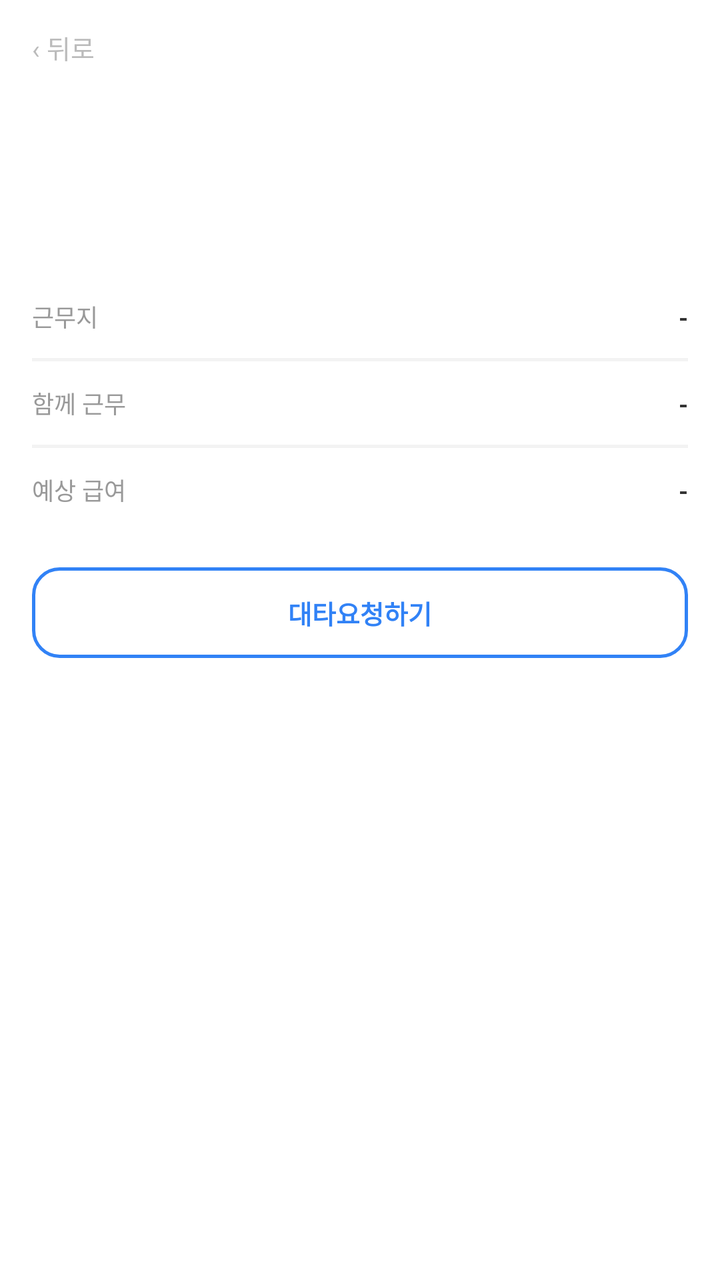
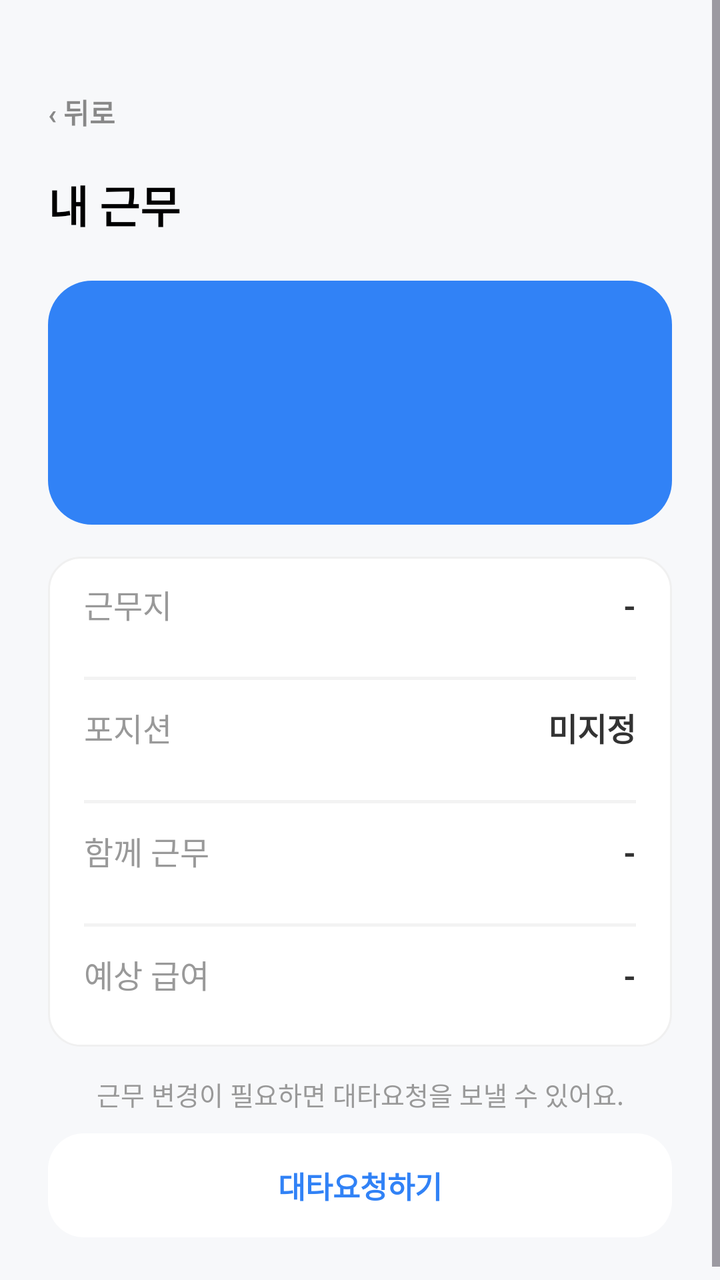

Compare the two renders of this Android layout. The source of the first and the diff that turns it into the second are given below.
<!-- AndroidManifest.xml: application theme Theme.PTManagerEmployee -->
<!-- res/layout/activity_shift_detail.xml -->
<?xml version="1.0" encoding="utf-8"?>
<ScrollView xmlns:android="http://schemas.android.com/apk/res/android"
    android:id="@+id/shift_root"
    android:layout_width="match_parent"
    android:layout_height="match_parent"
    android:background="@color/white"
    android:fillViewport="true">

    <LinearLayout
        android:layout_width="match_parent"
        android:layout_height="wrap_content"
        android:orientation="vertical"
        android:paddingHorizontal="16dp"
        android:paddingBottom="28dp">

        <TextView
            android:id="@+id/btn_back"
            android:layout_width="wrap_content"
            android:layout_height="wrap_content"
            android:text="‹ 뒤로"
            android:textColor="@color/text_hint"
            android:textSize="13sp"
            android:paddingVertical="14dp"
            android:paddingEnd="14dp"
            android:background="?attr/selectableItemBackground" />

        <TextView
            android:id="@+id/tv_date"
            android:layout_width="wrap_content"
            android:layout_height="wrap_content"
            android:layout_marginTop="4dp"
            android:text=""
            android:textColor="@color/text_primary"
            android:textSize="20sp"
            android:textStyle="bold" />

        <TextView
            android:id="@+id/tv_time"
            android:layout_width="wrap_content"
            android:layout_height="wrap_content"
            android:layout_marginTop="4dp"
            android:text=""
            android:textColor="@color/brand_blue"
            android:textSize="26sp"
            android:textStyle="bold" />

        
        <LinearLayout
            android:layout_width="match_parent"
            android:layout_height="wrap_content"
            android:layout_marginTop="20dp"
            android:orientation="vertical">

            <LinearLayout style="@style/DetailRow">
                <TextView style="@style/DetailKey" android:text="근무지" />
                <TextView android:id="@+id/tv_workplace" style="@style/DetailVal" android:text="-" />
            </LinearLayout>

            <View style="@style/DetailDivider" />

            <LinearLayout style="@style/DetailRow">
                <TextView style="@style/DetailKey" android:text="함께 근무" />
                <TextView android:id="@+id/tv_coworkers" style="@style/DetailVal" android:text="-" />
            </LinearLayout>

            <View style="@style/DetailDivider" />

            <LinearLayout style="@style/DetailRow">
                <TextView style="@style/DetailKey" android:text="예상 급여" />
                <TextView android:id="@+id/tv_pay" style="@style/DetailVal" android:text="-" />
            </LinearLayout>
        </LinearLayout>

        <TextView
            android:id="@+id/btn_sub_request"
            android:layout_width="match_parent"
            android:layout_height="wrap_content"
            android:layout_marginTop="18dp"
            android:background="@drawable/bg_btn_outline"
            android:text="대타요청하기"
            android:textColor="@color/brand_blue"
            android:textSize="13sp"
            android:textStyle="bold"
            android:gravity="center"
            android:paddingVertical="13dp"
            android:foreground="?attr/selectableItemBackground" />
    </LinearLayout>
</ScrollView>
<!-- resources referenced by this layout -->
<resources>
  <color name="brand_blue">#3182F6</color>
  <color name="text_hint">#BBBBBB</color>
  <color name="text_primary">#222222</color>
  <color name="white">#FFFFFFFF</color>
  <!-- drawable bg_btn_outline (drawable) -->
  <?xml version="1.0" encoding="utf-8"?>
  <shape xmlns:android="http://schemas.android.com/apk/res/android" android:shape="rectangle">
      <solid android:color="@color/white" />
      <corners android:radius="13dp" />
      <stroke android:width="1.5dp" android:color="@color/brand_blue" />
  </shape>
  <style name="DetailDivider">
          <item name="android:layout_width">match_parent</item>
          <item name="android:layout_height">1.5dp</item>
          <item name="android:background">#F3F3F3</item>
      </style>
  <style name="DetailKey">
          <item name="android:layout_width">0dp</item>
          <item name="android:layout_height">wrap_content</item>
          <item name="android:layout_weight">1</item>
          <item name="android:textColor">@color/text_tertiary</item>
          <item name="android:textSize">12sp</item>
      </style>
  <style name="DetailRow">
          <item name="android:layout_width">match_parent</item>
          <item name="android:layout_height">wrap_content</item>
          <item name="android:orientation">horizontal</item>
          <item name="android:paddingVertical">12dp</item>
      </style>
  <style name="DetailVal">
          <item name="android:layout_width">wrap_content</item>
          <item name="android:layout_height">wrap_content</item>
          <item name="android:textColor">#333333</item>
          <item name="android:textSize">12sp</item>
          <item name="android:textStyle">bold</item>
      </style>
  <style name="Theme.PTManagerEmployee" parent="Base.Theme.PTManagerEmployee" />
  <color name="text_tertiary">#999999</color>
  <style name="Base.Theme.PTManagerEmployee" parent="Theme.Material3.Light.NoActionBar">
          <item name="colorPrimary">@color/brand_blue</item>
          <item name="colorOnPrimary">@color/white</item>
          
          <item name="colorSecondaryContainer">@color/brand_blue_chip</item>
          <item name="colorOnSecondaryContainer">@color/brand_blue</item>
          <item name="colorSurface">@color/white</item>
          <item name="colorOnSurface">@color/text_primary</item>
          <item name="android:colorBackground">@color/white</item>
          <item name="android:statusBarColor">@color/white</item>
          <item name="android:navigationBarColor">@color/white</item>
          <item name="android:windowLightStatusBar">true</item>
          <item name="android:windowLightNavigationBar" tools:targetApi="o_mr1">true</item>
      </style>
  <color name="brand_blue_chip">#DBE7FF</color>
</resources>

<!-- the commit's change to res/layout/activity_shift_detail.xml (unified diff, before → after) -->
@@ -1,88 +1,167 @@
 <?xml version="1.0" encoding="utf-8"?>
 <ScrollView xmlns:android="http://schemas.android.com/apk/res/android"
+    xmlns:tools="http://schemas.android.com/tools"
     android:id="@+id/shift_root"
     android:layout_width="match_parent"
     android:layout_height="match_parent"
-    android:background="@color/white"
-    android:fillViewport="true">
+    android:background="@color/surface_gray"
+    android:fillViewport="true"
+    tools:ignore="HardcodedText">
 
     <LinearLayout
         android:layout_width="match_parent"
         android:layout_height="wrap_content"
         android:orientation="vertical"
-        android:paddingHorizontal="16dp"
+        android:paddingHorizontal="24dp"
+        android:paddingTop="36dp"
         android:paddingBottom="28dp">
 
         <TextView
             android:id="@+id/btn_back"
             android:layout_width="wrap_content"
-            android:layout_height="wrap_content"
+            android:layout_height="40dp"
+            android:background="?attr/selectableItemBackgroundBorderless"
+            android:gravity="center_vertical"
+            android:paddingEnd="14dp"
             android:text="‹ 뒤로"
-            android:textColor="@color/text_hint"
-            android:textSize="13sp"
-            android:paddingVertical="14dp"
-            android:paddingEnd="14dp"
-            android:background="?attr/selectableItemBackground" />
-
-        <TextView
-            android:id="@+id/tv_date"
-            android:layout_width="wrap_content"
-            android:layout_height="wrap_content"
-            android:layout_marginTop="4dp"
-            android:text=""
-            android:textColor="@color/text_primary"
-            android:textSize="20sp"
+            android:textColor="@color/text_secondary"
+            android:textSize="14sp"
             android:textStyle="bold" />
 
         <TextView
-            android:id="@+id/tv_time"
             android:layout_width="wrap_content"
             android:layout_height="wrap_content"
-            android:layout_marginTop="4dp"
-            android:text=""
-            android:textColor="@color/brand_blue"
-            android:textSize="26sp"
+            android:layout_marginTop="10dp"
+            android:text="내 근무"
+            android:textColor="@color/black"
+            android:textSize="22sp"
             android:textStyle="bold" />
 
-        
         <LinearLayout
             android:layout_width="match_parent"
             android:layout_height="wrap_content"
-            android:layout_marginTop="20dp"
-            android:orientation="vertical">
+            android:layout_marginTop="22dp"
+            android:background="@drawable/bg_home_today_card"
+            android:orientation="vertical"
+            android:paddingHorizontal="24dp"
+            android:paddingTop="24dp"
+            android:paddingBottom="24dp">
 
-            <LinearLayout style="@style/DetailRow">
-                <TextView style="@style/DetailKey" android:text="근무지" />
-                <TextView android:id="@+id/tv_workplace" style="@style/DetailVal" android:text="-" />
+            <TextView
+                android:id="@+id/tv_date"
+                android:layout_width="wrap_content"
+                android:layout_height="wrap_content"
+                android:text=""
+                android:textColor="@color/brand_blue_border"
+                android:textSize="14sp"
+                android:textStyle="bold" />
+
+            <TextView
+                android:id="@+id/tv_time"
+                android:layout_width="wrap_content"
+                android:layout_height="wrap_content"
+                android:layout_marginTop="12dp"
+                android:text=""
+                android:textColor="@color/white"
+                android:textSize="32sp"
+                android:textStyle="bold" />
+        </LinearLayout>
+
+        <LinearLayout
+            android:layout_width="match_parent"
+            android:layout_height="wrap_content"
+            android:layout_marginTop="16dp"
+            android:background="@drawable/bg_home_news_card"
+            android:orientation="vertical"
+            android:paddingHorizontal="18dp">
+
+            <LinearLayout
+                style="@style/DetailRow"
+                android:minHeight="60dp">
+                <TextView
+                    style="@style/DetailKey"
+                    android:text="근무지"
+                    android:textSize="16sp" />
+                <TextView
+                    android:id="@+id/tv_workplace"
+                    style="@style/DetailVal"
+                    android:text="-"
+                    android:textSize="16sp"
+                    android:textStyle="bold" />
             </LinearLayout>
 
             <View style="@style/DetailDivider" />
 
-            <LinearLayout style="@style/DetailRow">
-                <TextView style="@style/DetailKey" android:text="함께 근무" />
-                <TextView android:id="@+id/tv_coworkers" style="@style/DetailVal" android:text="-" />
+            <LinearLayout
+                style="@style/DetailRow"
+                android:minHeight="60dp">
+                <TextView
+                    style="@style/DetailKey"
+                    android:text="포지션"
+                    android:textSize="16sp" />
+                <TextView
+                    android:id="@+id/tv_position"
+                    style="@style/DetailVal"
+                    android:text="미지정"
+                    android:textSize="16sp"
+                    android:textStyle="bold" />
             </LinearLayout>
 
             <View style="@style/DetailDivider" />
 
-            <LinearLayout style="@style/DetailRow">
-                <TextView style="@style/DetailKey" android:text="예상 급여" />
-                <TextView android:id="@+id/tv_pay" style="@style/DetailVal" android:text="-" />
+            <LinearLayout
+                style="@style/DetailRow"
+                android:minHeight="60dp">
+                <TextView
+                    style="@style/DetailKey"
+                    android:text="함께 근무"
+                    android:textSize="16sp" />
+                <TextView
+                    android:id="@+id/tv_coworkers"
+                    style="@style/DetailVal"
+                    android:text="-"
+                    android:textSize="16sp"
+                    android:textStyle="bold" />
+            </LinearLayout>
+
+            <View style="@style/DetailDivider" />
+
+            <LinearLayout
+                style="@style/DetailRow"
+                android:minHeight="60dp">
+                <TextView
+                    style="@style/DetailKey"
+                    android:text="예상 급여"
+                    android:textSize="16sp" />
+                <TextView
+                    android:id="@+id/tv_pay"
+                    style="@style/DetailVal"
+                    android:text="-"
+                    android:textSize="16sp"
+                    android:textStyle="bold" />
             </LinearLayout>
         </LinearLayout>
 
         <TextView
+            android:layout_width="match_parent"
+            android:layout_height="wrap_content"
+            android:layout_marginTop="14dp"
+            android:gravity="center"
+            android:text="근무 변경이 필요하면 대타요청을 보낼 수 있어요."
+            android:textColor="@color/text_tertiary"
+            android:textSize="13sp" />
+
+        <TextView
             android:id="@+id/btn_sub_request"
             android:layout_width="match_parent"
-            android:layout_height="wrap_content"
-            android:layout_marginTop="18dp"
-            android:background="@drawable/bg_btn_outline"
+            android:layout_height="52dp"
+            android:layout_marginTop="10dp"
+            android:background="@drawable/bg_home_checkin"
+            android:foreground="?attr/selectableItemBackground"
+            android:gravity="center"
             android:text="대타요청하기"
             android:textColor="@color/brand_blue"
-            android:textSize="13sp"
-            android:textStyle="bold"
-            android:gravity="center"
-            android:paddingVertical="13dp"
-            android:foreground="?attr/selectableItemBackground" />
+            android:textSize="15sp"
+            android:textStyle="bold" />
     </LinearLayout>
 </ScrollView>
<!-- resource entries referenced after the edit -->
@@ -1,15 +1,30 @@
 <!-- resources referenced by this layout -->
 <resources>
+  <color name="black">#FF000000</color>
   <color name="brand_blue">#3182F6</color>
-  <color name="text_hint">#BBBBBB</color>
+  <color name="brand_blue_border">#D6E4FF</color>
+  <color name="surface_gray">#F7F8FA</color>
+  <color name="text_secondary">#888888</color>
   <color name="text_primary">#222222</color>
   <color name="white">#FFFFFFFF</color>
-  <!-- drawable bg_btn_outline (drawable) -->
+  <!-- drawable bg_home_checkin (drawable) -->
   <?xml version="1.0" encoding="utf-8"?>
   <shape xmlns:android="http://schemas.android.com/apk/res/android" android:shape="rectangle">
       <solid android:color="@color/white" />
-      <corners android:radius="13dp" />
-      <stroke android:width="1.5dp" android:color="@color/brand_blue" />
+      <corners android:radius="18dp" />
+  </shape>
+  <!-- drawable bg_home_news_card (drawable) -->
+  <?xml version="1.0" encoding="utf-8"?>
+  <shape xmlns:android="http://schemas.android.com/apk/res/android" android:shape="rectangle">
+      <solid android:color="@color/white" />
+      <corners android:radius="16dp" />
+      <stroke android:width="1dp" android:color="@color/border_light" />
+  </shape>
+  <!-- drawable bg_home_today_card (drawable) -->
+  <?xml version="1.0" encoding="utf-8"?>
+  <shape xmlns:android="http://schemas.android.com/apk/res/android" android:shape="rectangle">
+      <solid android:color="@color/brand_blue" />
+      <corners android:radius="22dp" />
   </shape>
   <style name="DetailDivider">
           <item name="android:layout_width">match_parent</item>
@@ -37,6 +52,7 @@
           <item name="android:textStyle">bold</item>
       </style>
   <style name="Theme.PTManagerEmployee" parent="Base.Theme.PTManagerEmployee" />
+  <color name="border_light">#F0F0F0</color>
   <color name="text_tertiary">#999999</color>
   <style name="Base.Theme.PTManagerEmployee" parent="Theme.Material3.Light.NoActionBar">
           <item name="colorPrimary">@color/brand_blue</item>
